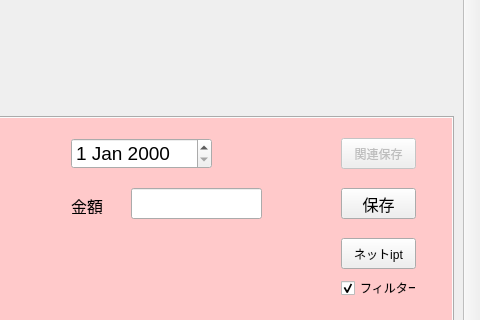
Qt form mainwindow.ui (gh6141/vckakeForLinux) before a commit; both pictures show x 320 to 800 and y 93 to 413 of the 800 by 600 pixel window.
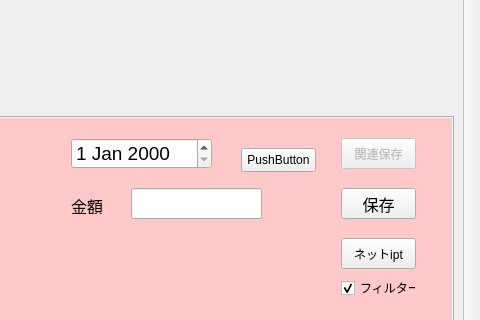
The same form after that commit.

What changed in the file:
```diff
--- a/mainwindow.ui
+++ b/mainwindow.ui
@@ -296,6 +296,19 @@
          <string>ネットipt</string>
         </property>
        </widget>
+       <widget class="QPushButton" name="pushButton_7">
+        <property name="geometry">
+         <rect>
+          <x>550</x>
+          <y>30</y>
+          <width>75</width>
+          <height>24</height>
+         </rect>
+        </property>
+        <property name="text">
+         <string>PushButton</string>
+        </property>
+       </widget>
       </widget>
       <widget class="QWidget" name="tab">
        <property name="autoFillBackground">
```
